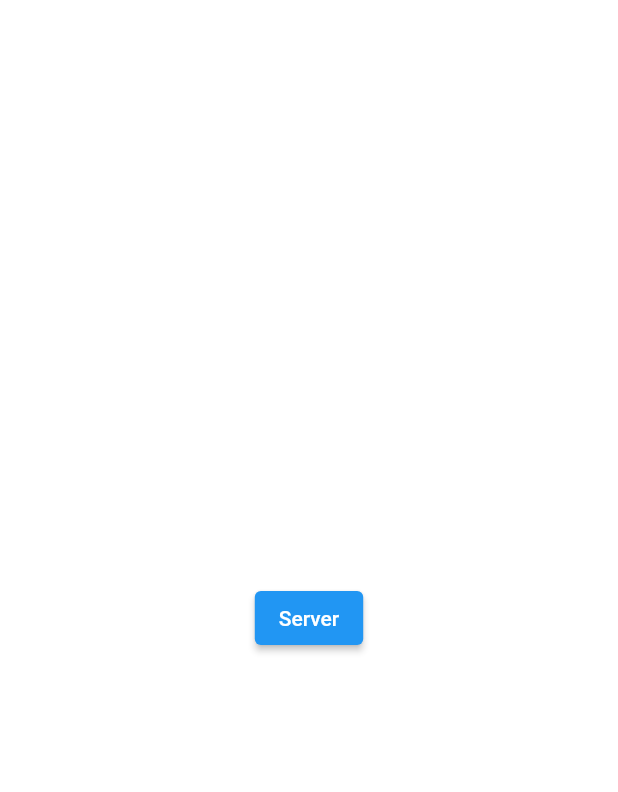
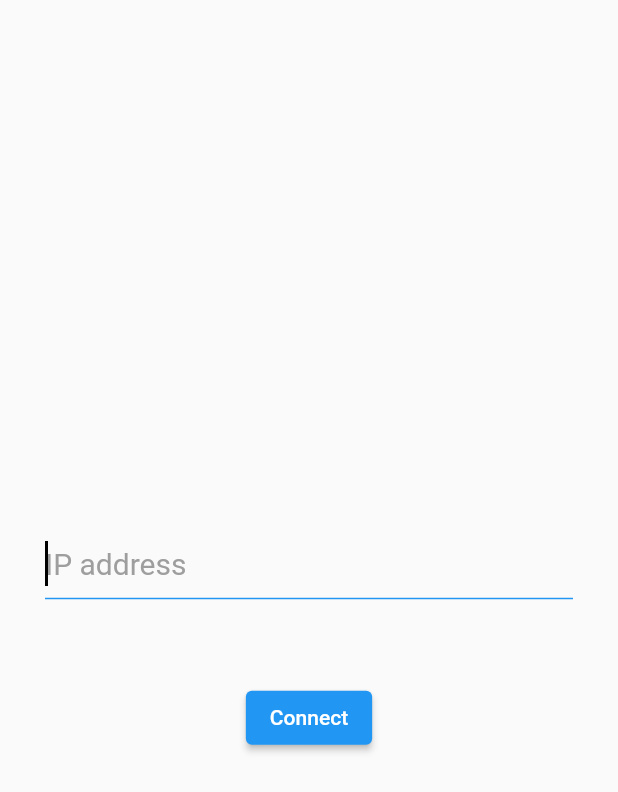
Before and after one commit to rahulv07/project-mustream, a Flutter app: the screen it shows after launch, on a phone screen of 412 x 824 dp. Shown: the top 792 px of the screen. Run offline on Flutter 3.47's test engine with Material 2 defaults, Android fonts, the phone set to English and light mode, and no system bars; our stand-ins replace audioplayers.

Commit message:
Migrated to single server multiple client model

```diff
--- a/mustream/lib/main.dart
+++ b/mustream/lib/main.dart
@@ -1,5 +1,5 @@
 import 'package:flutter/material.dart';
-import 'package:mustream/server.dart';
+import 'services/client.dart';
 
 void main() {
   runApp(const MyApp());
@@ -15,24 +15,64 @@ class MyApp extends StatelessWidget {
       theme: ThemeData(
         primarySwatch: Colors.blue,
       ),
-      home: const HomePage(),
+      home: HomePage(),
     );
   }
 }
 
 class HomePage extends StatelessWidget {
-  const HomePage({Key? key}) : super(key: key);
+  HomePage({Key? key}) : super(key: key);
+
+  String ipAddress = '';
+  int port = 5902;
 
   @override
   Widget build(BuildContext context) {
-    return Center(
-      child: ElevatedButton(
-        onPressed: () async {
-          Server server = Server();
-          await server.initiate();
-        },
-        child: const Text('Server'),
-      ),
+    return Scaffold(
+      body: Center(
+          child: Column(
+        mainAxisAlignment: MainAxisAlignment.center,
+        children: [
+          Padding(
+            padding: const EdgeInsets.all(30),
+            child: TextField(
+              autofocus: true,
+              cursorColor: Colors.black,
+              cursorHeight: 30.0,
+              decoration: const InputDecoration(
+                hintText: "IP address",
+                hintStyle: TextStyle(color: Colors.grey),
+                enabledBorder: UnderlineInputBorder(
+                  borderSide: BorderSide(
+                    color: Colors.red,
+                  ),
+                ),
+                focusedBorder: UnderlineInputBorder(
+                  borderSide: BorderSide(
+                    color: Colors.blue,
+                  ),
+                ),
+              ),
+              style: const TextStyle(
+                color: Colors.black,
+                fontSize: 20.0,
+              ),
+              onChanged: (text) {
+                ipAddress = text;
+              },
+            ),
+          ),
+          const SizedBox(height: 25),
+          ElevatedButton(
+            onPressed: () async {
+              print('Client pressed.');
+              Client client = Client();
+              await client.connect(ipAddress, port);
+            },
+            child: const Text('Connect'),
+          ),
+        ],
+      )),
     );
   }
 }
--- /dev/null
+++ b/mustream/lib/services/client.dart
@@ -0,0 +1,41 @@
+import 'dart:io';
+import 'dart:typed_data';
+import 'audio.dart';
+
+class Client {
+  Future<void> connect(ipAddr, port) async {
+    final socket = await Socket.connect(ipAddr, port);
+    print('Connected to: ${socket.remoteAddress.address}:${socket.remotePort}');
+
+    var bytesBuilder = BytesBuilder();
+    int i = 0;
+    Audio audio = Audio();
+    await audio.setPlayer();
+
+    // listen for events from the client
+    socket.listen(
+      (Uint8List data) async {
+        bytesBuilder.add(data);
+
+        if (bytesBuilder.length == 86060) {
+          i++;
+          socket.write("ACK");
+          audio.playByteStream(bytesList: bytesBuilder.takeBytes());
+        }
+      },
+
+      // handle errors
+      onError: (error) {
+        print(error);
+        socket.close();
+      },
+
+      // handle the client closing the connection
+      onDone: () async {
+        print('Done');
+        socket.close();
+        print("Total packets received $i");
+      },
+    );
+  }
+}
```
Also changed, not shown: mustream/lib/server.dart (deleted, +0 -49 lines), mustream/lib/services/audio.dart (renamed from mustream/lib/audio.dart), 3 other files.
